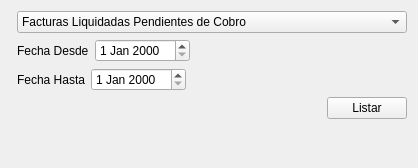
Old version of the form ventanas/vtnListar.ui in the repository UNPSJB/FarmaciaCrisol.
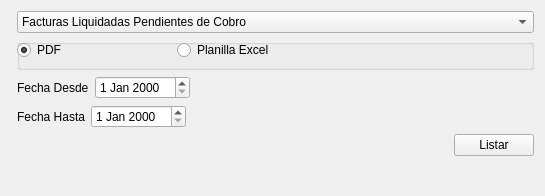
New version of the form.

The edit to the form file:
```diff
--- a/ventanas/vtnListar.ui
+++ b/ventanas/vtnListar.ui
@@ -6,8 +6,8 @@
    <rect>
     <x>0</x>
     <y>0</y>
-    <width>418</width>
-    <height>168</height>
+    <width>545</width>
+    <height>196</height>
    </rect>
   </property>
   <property name="windowTitle">
@@ -119,6 +119,42 @@
      </item>
     </layout>
    </item>
+   <item row="1" column="1">
+    <widget class="QGroupBox" name="groupBox">
+     <property name="title">
+      <string/>
+     </property>
+     <widget class="QRadioButton" name="rbtnPDF">
+      <property name="geometry">
+       <rect>
+        <x>0</x>
+        <y>0</y>
+        <width>116</width>
+        <height>22</height>
+       </rect>
+      </property>
+      <property name="text">
+       <string>PDF</string>
+      </property>
+      <property name="checked">
+       <bool>true</bool>
+      </property>
+     </widget>
+     <widget class="QRadioButton" name="rbtnExcel">
+      <property name="geometry">
+       <rect>
+        <x>160</x>
+        <y>0</y>
+        <width>116</width>
+        <height>22</height>
+       </rect>
+      </property>
+      <property name="text">
+       <string>Planilla Excel</string>
+      </property>
+     </widget>
+    </widget>
+   </item>
   </layout>
  </widget>
  <resources/>
```
